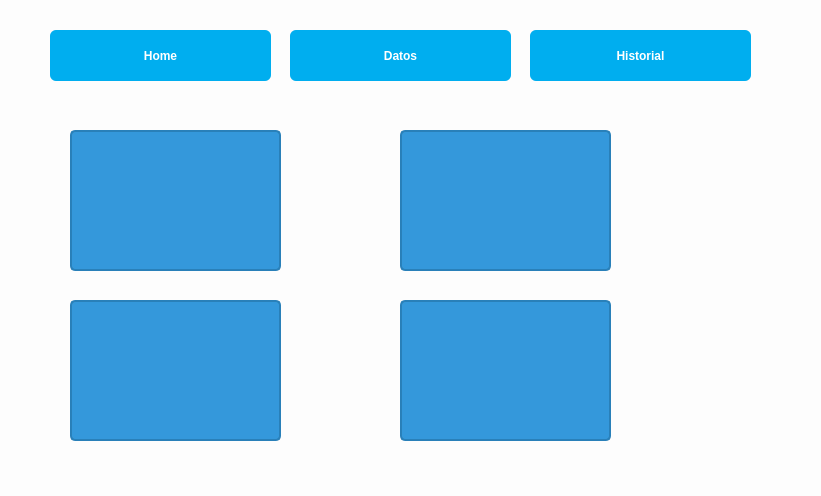
Before: the Qt Designer form Interfaz/home.ui in decinx1/Sistema-hidrop-nico-Monitoreado, drawn with Qt 5.
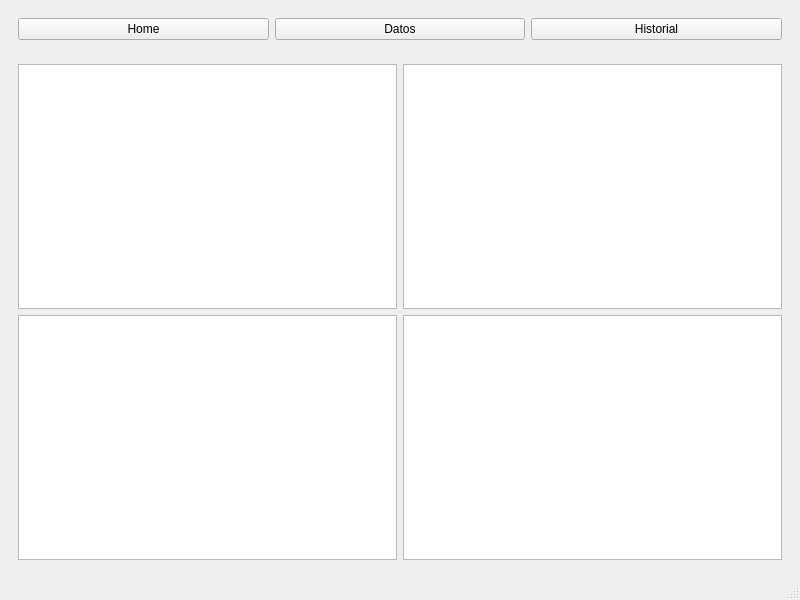
After: the same form once the commit is applied. Icons and pictures are not drawn.

Commit message: Vista home responsive, botones con logica para que solo uno este check

What changed in the file:
```diff
--- a/Interfaz/home.ui
+++ b/Interfaz/home.ui
@@ -2,247 +2,74 @@
 <ui version="4.0">
  <class>MainWindow</class>
  <widget class="QMainWindow" name="MainWindow">
-  <!-- Hoja de estilo global para la ventana -->
-  <property name="styleSheet">
-   <string notr="true">
-QWidget {
-    background-color: #FDFDFD;
-    color: #121212;
-    font-family: 'Segoe UI', sans-serif;
-}
-
-QPushButton {
-    background-color: #00AEEF;
-    color: white;
-    border: none;
-    border-radius: 6px;
-    padding: 8px 12px;
-    font-weight: bold;
-}
-
-QPushButton:hover {
-    background-color: #0095D9;
-}
-
-QPushButton:pressed {
-    background-color: #007CB5;
-}
-
-QLabel {
-    color: #121212;
-    font-size: 14px;
-}
-
-QLineEdit {
-    background-color: #ffffff;
-    border: 1px solid #A1E6F2;
-    border-radius: 4px;
-    padding: 4px;
-    color: #121212;
-}
-
-QComboBox {
-    background-color: #ffffff;
-    border: 1px solid #00AEEF;
-    border-radius: 4px;
-    padding: 4px;
-    color: #121212;
-}
-   </string>
-  </property>
   <property name="geometry">
    <rect>
     <x>0</x>
     <y>0</y>
-    <width>821</width>
-    <height>496</height>
+    <width>800</width>
+    <height>600</height>
    </rect>
   </property>
   <property name="windowTitle">
    <string>MainWindow</string>
   </property>
   <widget class="QWidget" name="centralwidget">
-   <widget class="QWidget" name="widget" native="true">
-    <property name="geometry">
-     <rect>
-      <x>40</x>
-      <y>10</y>
-      <width>761</width>
-      <height>81</height>
-     </rect>
-    </property>
-    <!-- Botón Home -->
-    <widget class="QPushButton" name="HomeButton">
-     <property name="geometry">
-      <rect>
-       <x>10</x>
-       <y>20</y>
-       <width>221</width>
-       <height>51</height>
-      </rect>
-     </property>
-     <property name="text">
-      <string>Home</string>
-     </property>
-     <property name="icon">
-      <iconset>iconos/casita.png</iconset>
-     </property>
-     <property name="iconSize">
-      <size>
-       <width>24</width>
-       <height>24</height>
-      </size>
-     </property>
-    </widget>
-    <!-- Botón Datos -->
-    <widget class="QPushButton" name="DatosButton">
-     <property name="geometry">
-      <rect>
-       <x>250</x>
-       <y>20</y>
-       <width>221</width>
-       <height>51</height>
-      </rect>
-     </property>
-     <property name="text">
-      <string>Datos</string>
-     </property>
-     <property name="icon">
-      <iconset>iconos/grafica.png</iconset>
-     </property>
-     <property name="iconSize">
-      <size>
-       <width>24</width>
-       <height>24</height>
-      </size>
-     </property>
-    </widget>
-    <!-- Botón Historial -->
-    <widget class="QPushButton" name="HistorialButton">
-     <property name="geometry">
-      <rect>
-       <x>490</x>
-       <y>20</y>
-       <width>221</width>
-       <height>51</height>
-      </rect>
-     </property>
-     <property name="text">
-      <string>Historial</string>
-     </property>
-     <property name="icon">
-      <iconset>iconos/historial.png</iconset>
-     </property>
-     <property name="iconSize">
-      <size>
-       <width>24</width>
-       <height>24</height>
-      </size>
-     </property>
-    </widget>
-   </widget>
-   <!-- Frame de ejemplo con estilo ya incluido -->
-   <widget class="QFrame" name="frame">
-    <property name="geometry">
-     <rect>
-      <x>70</x>
-      <y>130</y>
-      <width>211</width>
-      <height>141</height>
-     </rect>
-    </property>
-    <property name="styleSheet">
-     <string notr="true">
-QFrame {
-    background-color: #3498db;
-    border: 2px solid #2980b9;
-    border-radius: 5px;
-}
-     </string>
-    </property>
-    <property name="frameShape">
-     <enum>QFrame::StyledPanel</enum>
-    </property>
-    <property name="frameShadow">
-     <enum>QFrame::Raised</enum>
-    </property>
-   </widget>
-   <!-- Otros frames de ejemplo -->
-   <widget class="QFrame" name="frame_2">
-    <property name="geometry">
-     <rect>
-      <x>400</x>
-      <y>130</y>
-      <width>211</width>
-      <height>141</height>
-     </rect>
-    </property>
-    <property name="styleSheet">
-     <string notr="true">
-QFrame {
-    background-color: #3498db;
-    border: 2px solid #2980b9;
-    border-radius: 5px;
-}
-     </string>
-    </property>
-    <property name="frameShape">
-     <enum>QFrame::StyledPanel</enum>
-    </property>
-    <property name="frameShadow">
-     <enum>QFrame::Raised</enum>
-    </property>
-   </widget>
-   <widget class="QFrame" name="frame_3">
-    <property name="geometry">
-     <rect>
-      <x>70</x>
-      <y>300</y>
-      <width>211</width>
-      <height>141</height>
-     </rect>
-    </property>
-    <property name="styleSheet">
-     <string notr="true">
-QFrame {
-    background-color: #3498db;
-    border: 2px solid #2980b9;
-    border-radius: 5px;
-}
-     </string>
-    </property>
-    <property name="frameShape">
-     <enum>QFrame::StyledPanel</enum>
-    </property>
-    <property name="frameShadow">
-     <enum>QFrame::Raised</enum>
-    </property>
-   </widget>
-   <widget class="QFrame" name="frame_4">
-    <property name="geometry">
-     <rect>
-      <x>400</x>
-      <y>300</y>
-      <width>211</width>
-      <height>141</height>
-     </rect>
-    </property>
-    <property name="styleSheet">
-     <string notr="true">
-QFrame {
-    background-color: #3498db;
-    border: 2px solid #2980b9;
-    border-radius: 5px;
-}
-     </string>
-    </property>
-    <property name="frameShape">
-     <enum>QFrame::StyledPanel</enum>
-    </property>
-    <property name="frameShadow">
-     <enum>QFrame::Raised</enum>
-    </property>
-   </widget>
+   <layout class="QVBoxLayout" name="verticalLayout_2">
+    <item>
+     <widget class="QWidget" name="widget" native="true">
+      <layout class="QHBoxLayout" name="horizontalLayout">
+       <item>
+        <widget class="QPushButton" name="btnHome">
+         <property name="text">
+          <string>Home</string>
+         </property>
+         <property name="checkable">
+          <bool>true</bool>
+         </property>
+        </widget>
+       </item>
+       <item>
+        <widget class="QPushButton" name="btnDatos">
+         <property name="text">
+          <string>Datos</string>
+         </property>
+         <property name="checkable">
+          <bool>true</bool>
+         </property>
+        </widget>
+       </item>
+       <item>
+        <widget class="QPushButton" name="btnHistorial">
+         <property name="text">
+          <string>Historial</string>
+         </property>
+         <property name="checkable">
+          <bool>true</bool>
+         </property>
+        </widget>
+       </item>
+      </layout>
+     </widget>
+    </item>
+    <item>
+     <widget class="QWidget" name="temp_Grafico" native="true">
+      <layout class="QGridLayout" name="gridLayout">
+       <item row="0" column="0">
+        <widget class="QGraphicsView" name="pH_Grafico"/>
+       </item>
+       <item row="0" column="1">
+        <widget class="QGraphicsView" name="graphicsView_2"/>
+       </item>
+       <item row="1" column="1">
+        <widget class="QGraphicsView" name="ultrasonico_Grafica"/>
+       </item>
+       <item row="1" column="0">
+        <widget class="QGraphicsView" name="CE_Grafica"/>
+       </item>
+      </layout>
+     </widget>
+    </item>
+   </layout>
   </widget>
   <widget class="QMenuBar" name="menubar">
    <property name="geometry">
```
Left out of the diff: 2 changed lines with no effect on the pictures. The commit also changes 2 other files.
